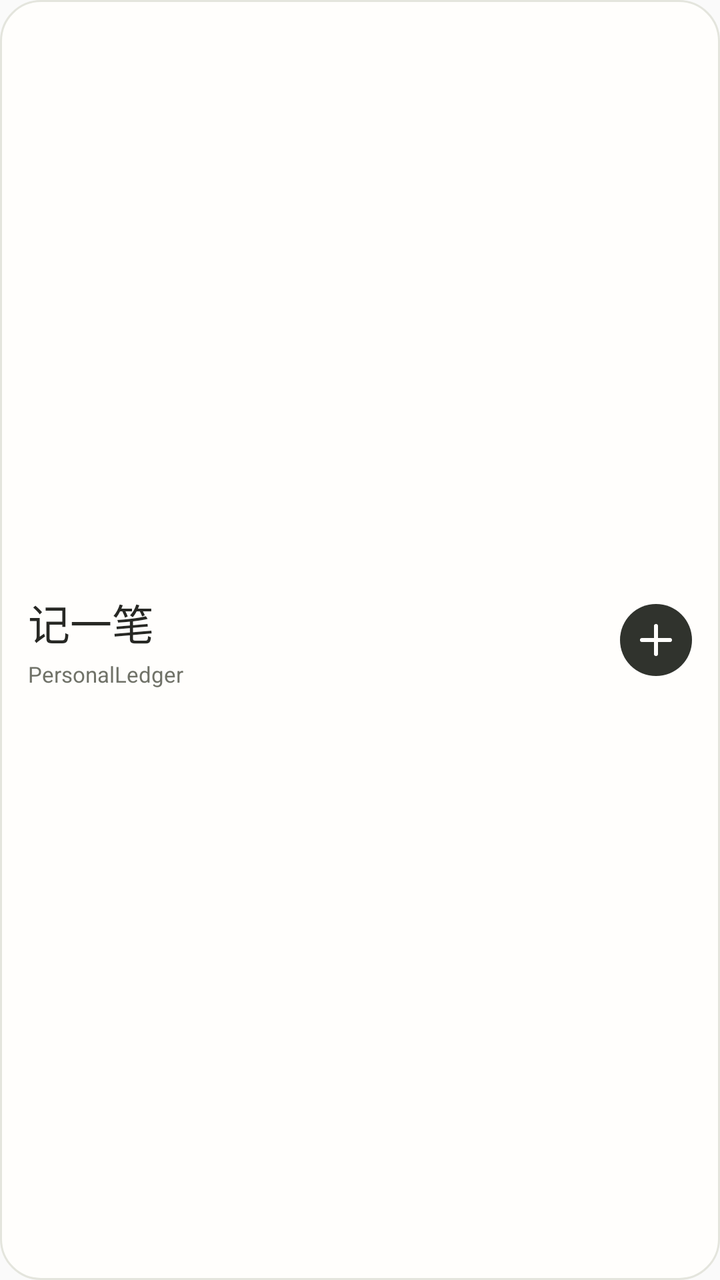
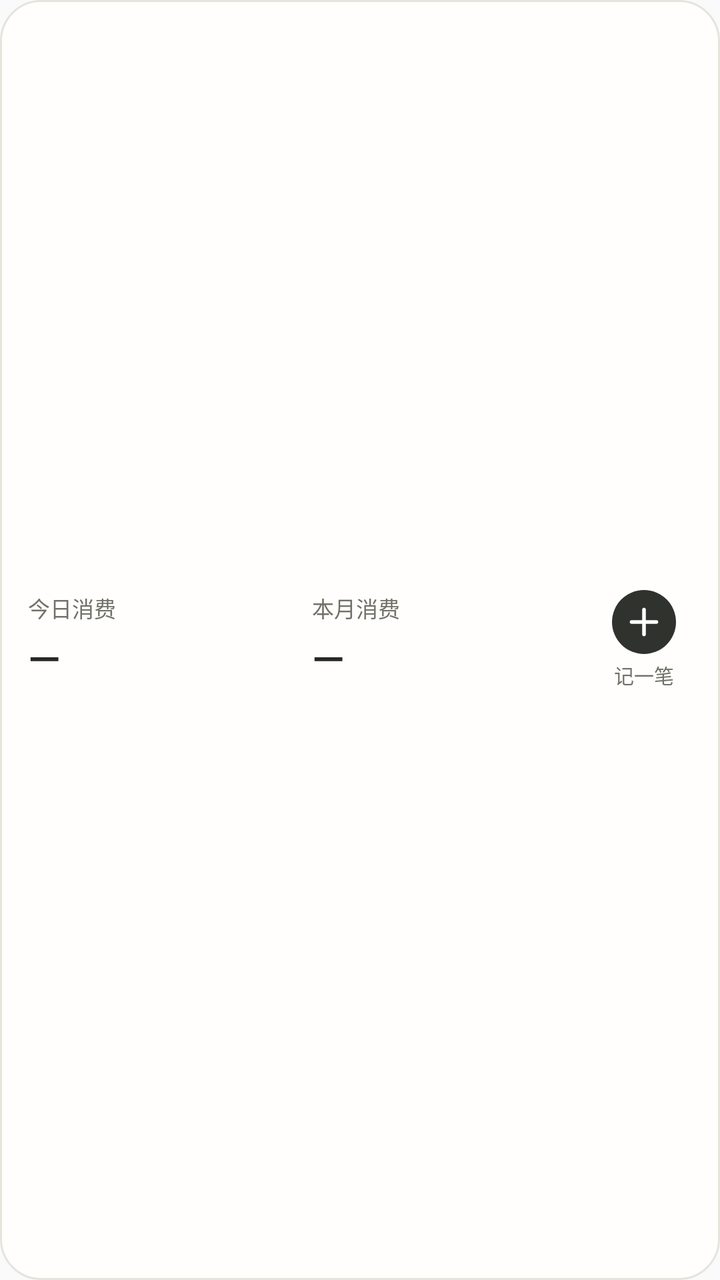

The first picture is an Android layout as it rendered before a commit; the second is the same layout after the commit. The layout source and the unified diff follow.
<!-- AndroidManifest.xml: application theme Theme.PersonalLedger -->
<!-- res/layout/widget_quick_entry.xml -->
<?xml version="1.0" encoding="utf-8"?>
<LinearLayout xmlns:android="http://schemas.android.com/apk/res/android"
    android:id="@+id/quick_entry_card"
    android:layout_width="match_parent"
    android:layout_height="match_parent"
    android:background="@drawable/widget_quick_entry_background"
    android:contentDescription="@string/quick_entry_widget_description"
    android:gravity="center_vertical"
    android:orientation="horizontal"
    android:paddingHorizontal="14dp"
    android:paddingVertical="10dp">

    <LinearLayout
        android:layout_width="0dp"
        android:layout_height="wrap_content"
        android:layout_weight="1"
        android:orientation="vertical">

        <TextView
            android:layout_width="match_parent"
            android:layout_height="wrap_content"
            android:ellipsize="end"
            android:fontFamily="sans-serif-medium"
            android:includeFontPadding="false"
            android:maxLines="1"
            android:text="@string/quick_entry_widget_title"
            android:textColor="#272824"
            android:textSize="21sp" />

        <TextView
            android:layout_width="match_parent"
            android:layout_height="wrap_content"
            android:layout_marginTop="5dp"
            android:ellipsize="end"
            android:includeFontPadding="false"
            android:maxLines="1"
            android:text="@string/app_name"
            android:textColor="#707268"
            android:textSize="11sp" />
    </LinearLayout>

    <ImageView
        android:layout_width="36dp"
        android:layout_height="36dp"
        android:layout_marginStart="8dp"
        android:importantForAccessibility="no"
        android:src="@drawable/ic_widget_add" />
</LinearLayout>
<!-- resources referenced by this layout -->
<resources>
  <!-- drawable ic_widget_add (drawable) -->
  <?xml version="1.0" encoding="utf-8"?>
  <vector xmlns:android="http://schemas.android.com/apk/res/android"
      android:width="36dp" android:height="36dp"
      android:viewportWidth="36" android:viewportHeight="36">
      <path android:fillColor="#30332D"
          android:pathData="M18,0 A18,18 0,1 1,18,36 A18,18 0,1 1,18,0" />
      <path android:strokeColor="#FFFFFEFC" android:strokeWidth="2"
          android:strokeLineCap="round" android:pathData="M18,11 L18,25 M11,18 L25,18" />
  </vector>
  <!-- drawable widget_quick_entry_background (drawable) -->
  <?xml version="1.0" encoding="utf-8"?>
  <shape xmlns:android="http://schemas.android.com/apk/res/android" android:shape="rectangle">
      <solid android:color="#FFFFFEFC" />
      <corners android:radius="20dp" />
      <stroke android:width="1dp" android:color="#E4E5DD" />
  </shape>
  <string name="app_name">PersonalLedger</string>
  <string name="quick_entry_widget_description">打开账本，快速记一笔</string>
  <string name="quick_entry_widget_title">记一笔</string>
  <style name="Theme.PersonalLedger" parent="android:Theme.Material.Light.NoActionBar">
          <item name="android:colorAccent">#292A26</item>
      </style>
</resources>

<!-- the commit's change to res/layout/widget_quick_entry.xml (unified diff, before → after) -->
@@ -19,30 +19,81 @@
         <TextView
             android:layout_width="match_parent"
             android:layout_height="wrap_content"
+            android:includeFontPadding="false"
+            android:maxLines="1"
+            android:text="@string/widget_today_expense"
+            android:textColor="#707268"
+            android:textSize="11sp" />
+
+        <TextView
+            android:layout_width="match_parent"
+            android:id="@+id/widget_today_amount"
+            android:layout_height="28dp"
+            android:layout_marginTop="4dp"
+            android:autoSizeMaxTextSize="21sp"
+            android:autoSizeMinTextSize="10sp"
+            android:autoSizeStepGranularity="1sp"
+            android:autoSizeTextType="uniform"
             android:ellipsize="end"
             android:fontFamily="sans-serif-medium"
+            android:gravity="center_vertical"
+            android:includeFontPadding="false"
+            android:maxLines="1"
+            android:text="@string/widget_amount_unavailable"
+            android:textColor="#272824" />
+    </LinearLayout>
+
+    <LinearLayout
+        android:layout_width="0dp"
+        android:layout_height="wrap_content"
+        android:layout_marginStart="12dp"
+        android:layout_weight="1"
+        android:orientation="vertical">
+        <TextView
+            android:layout_width="match_parent"
+            android:layout_height="wrap_content"
+            android:includeFontPadding="false"
+            android:maxLines="1"
+            android:text="@string/widget_month_expense"
+            android:textColor="#707268"
+            android:textSize="11sp" />
+        <TextView
+            android:id="@+id/widget_month_amount"
+            android:layout_width="match_parent"
+            android:layout_height="28dp"
+            android:layout_marginTop="4dp"
+            android:autoSizeMaxTextSize="21sp"
+            android:autoSizeMinTextSize="10sp"
+            android:autoSizeStepGranularity="1sp"
+            android:autoSizeTextType="uniform"
+            android:ellipsize="end"
+            android:fontFamily="sans-serif-medium"
+            android:gravity="center_vertical"
+            android:includeFontPadding="false"
+            android:maxLines="1"
+            android:text="@string/widget_amount_unavailable"
+            android:textColor="#272824" />
+    </LinearLayout>
+
+    <LinearLayout
+        android:layout_width="48dp"
+        android:layout_height="match_parent"
+        android:layout_marginStart="12dp"
+        android:gravity="center"
+        android:importantForAccessibility="noHideDescendants"
+        android:orientation="vertical">
+        <ImageView
+            android:layout_width="32dp"
+            android:layout_height="32dp"
+            android:src="@drawable/ic_widget_add" />
+        <TextView
+            android:layout_width="wrap_content"
+            android:layout_height="wrap_content"
+            android:layout_marginTop="3dp"
             android:includeFontPadding="false"
             android:maxLines="1"
             android:text="@string/quick_entry_widget_title"
-            android:textColor="#272824"
-            android:textSize="21sp" />
-
-        <TextView
-            android:layout_width="match_parent"
-            android:layout_height="wrap_content"
-            android:layout_marginTop="5dp"
-            android:ellipsize="end"
-            android:includeFontPadding="false"
-            android:maxLines="1"
-            android:text="@string/app_name"
             android:textColor="#707268"
-            android:textSize="11sp" />
+            android:textSize="10sp" />
     </LinearLayout>
-
-    <ImageView
-        android:layout_width="36dp"
-        android:layout_height="36dp"
-        android:layout_marginStart="8dp"
-        android:importantForAccessibility="no"
-        android:src="@drawable/ic_widget_add" />
 </LinearLayout>
<!-- resource entries referenced after the edit -->
@@ -17,9 +17,11 @@
       <corners android:radius="20dp" />
       <stroke android:width="1dp" android:color="#E4E5DD" />
   </shape>
-  <string name="app_name">PersonalLedger</string>
-  <string name="quick_entry_widget_description">打开账本，快速记一笔</string>
+  <string name="quick_entry_widget_description">查看今日与本月消费，点击快速记一笔</string>
   <string name="quick_entry_widget_title">记一笔</string>
+  <string name="widget_amount_unavailable">—</string>
+  <string name="widget_month_expense">本月消费</string>
+  <string name="widget_today_expense">今日消费</string>
   <style name="Theme.PersonalLedger" parent="android:Theme.Material.Light.NoActionBar">
           <item name="android:colorAccent">#292A26</item>
       </style>
